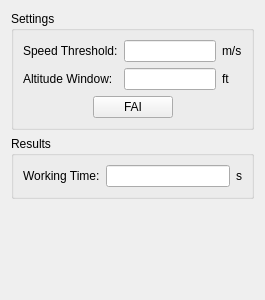
Qt form src/acroform.ui (flysight/flysight-viewer-qt) before a commit.
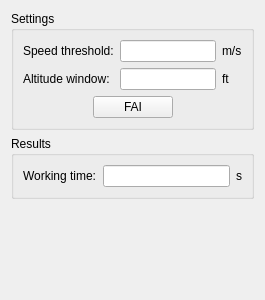
The same form after that commit.

Commit message: Display several accuracy estimates in validation window

```diff
--- a/src/acroform.ui
+++ b/src/acroform.ui
@@ -35,14 +35,14 @@
         <item row="0" column="0">
          <widget class="QLabel" name="label_2">
           <property name="text">
-           <string>Speed Threshold:</string>
+           <string>Speed threshold:</string>
           </property>
          </widget>
         </item>
         <item row="1" column="0">
          <widget class="QLabel" name="label_5">
           <property name="text">
-           <string>Altitude Window:</string>
+           <string>Altitude window:</string>
           </property>
          </widget>
         </item>
@@ -109,7 +109,7 @@
         <item>
          <widget class="QLabel" name="label">
           <property name="text">
-           <string>Working Time:</string>
+           <string>Working time:</string>
           </property>
          </widget>
         </item>
```
The commit also changes 5 other files.
